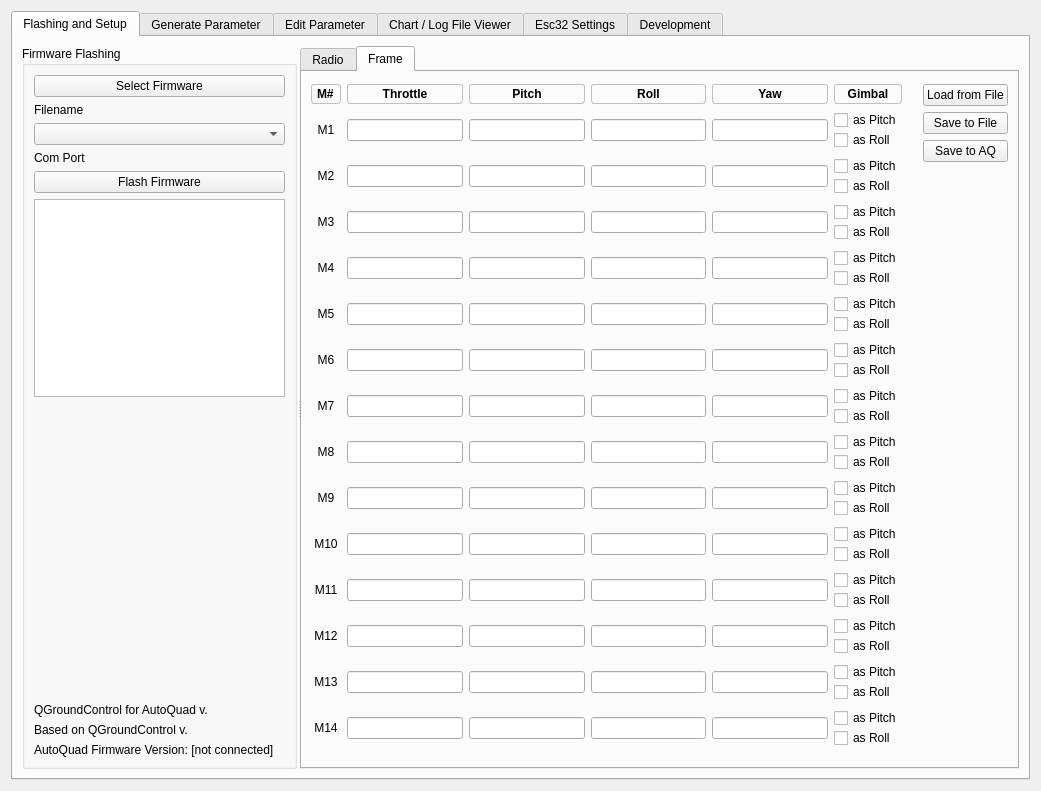
The window that src/ui/qgcautoquad.ui (mpaperno/qgroundcontrol_aq) describes before a commit, drawn with Qt 5.
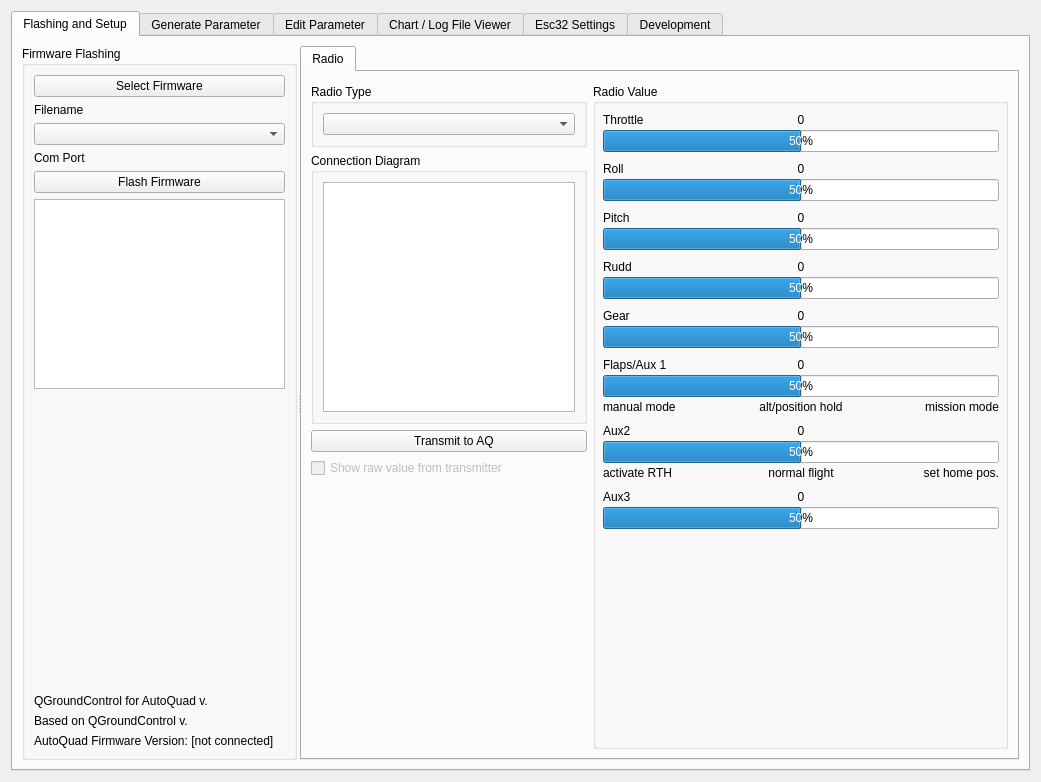
The same window after the commit. The open tabs and pages were chosen to show the change. Icons and pictures are not drawn.

Commit message: Remove old frame editor; Remove PDF from chart image export options (has no function behind it);

Patch:
```diff
--- a/src/ui/qgcautoquad.ui
+++ b/src/ui/qgcautoquad.ui
@@ -732,803 +732,6 @@
             </item>
            </layout>
           </widget>
-          <widget class="QWidget" name="tab_2">
-           <attribute name="title">
-            <string>Frame</string>
-           </attribute>
-           <layout class="QGridLayout" name="gridLayout_18">
-            <property name="topMargin">
-             <number>12</number>
-            </property>
-            <item row="0" column="0">
-             <layout class="QGridLayout" name="gridLayout_14">
-              <item row="0" column="0">
-               <widget class="QLabel" name="label_9">
-                <property name="sizePolicy">
-                 <sizepolicy hsizetype="Maximum" vsizetype="Preferred">
-                  <horstretch>0</horstretch>
-                  <verstretch>0</verstretch>
-                 </sizepolicy>
-                </property>
-                <property name="font">
-                 <font>
-                  <weight>75</weight>
-                  <bold>true</bold>
-                 </font>
-                </property>
-                <property name="styleSheet">
-                 <string notr="true">padding: 2px 2px; border: 1px solid silver; border-radius: 3px;</string>
-                </property>
-                <property name="text">
-                 <string>M#</string>
-                </property>
-               </widget>
-              </item>
-              <item row="0" column="1">
-               <widget class="QLabel" name="label_121">
-                <property name="font">
-                 <font>
-                  <weight>75</weight>
-                  <bold>true</bold>
-                 </font>
-                </property>
-                <property name="styleSheet">
-                 <string notr="true">padding: 2px 5px; border: 1px solid silver; border-radius: 3px;</string>
-                </property>
-                <property name="text">
-                 <string>Throttle</string>
-                </property>
-                <property name="alignment">
-                 <set>Qt::AlignCenter</set>
-                </property>
-               </widget>
-              </item>
-              <item row="0" column="2">
-               <widget class="QLabel" name="label_202">
-                <property name="font">
-                 <font>
-                  <weight>75</weight>
-                  <bold>true</bold>
-                 </font>
-                </property>
-                <property name="styleSheet">
-                 <string notr="true">padding: 2px 5px; border: 1px solid silver; border-radius: 3px;</string>
-                </property>
-                <property name="text">
-                 <string>Pitch</string>
-                </property>
-                <property name="alignment">
-                 <set>Qt::AlignCenter</set>
-                </property>
-               </widget>
-              </item>
-              <item row="0" column="3">
-               <widget class="QLabel" name="label_206">
-                <property name="font">
-                 <font>
-                  <weight>75</weight>
-                  <bold>true</bold>
-                 </font>
-                </property>
-                <property name="styleSheet">
-                 <string notr="true">padding: 2px 5px; border: 1px solid silver; border-radius: 3px;</string>
-                </property>
-                <property name="text">
-                 <string>Roll</string>
-                </property>
-                <property name="alignment">
-                 <set>Qt::AlignCenter</set>
-                </property>
-               </widget>
-              </item>
-              <item row="0" column="4">
-               <widget class="QLabel" name="label_223">
-                <property name="font">
-                 <font>
-                  <weight>75</weight>
-                  <bold>true</bold>
-                 </font>
-                </property>
-                <property name="styleSheet">
-                 <string notr="true">padding: 2px 5px; border: 1px solid silver; border-radius: 3px;</string>
-                </property>
-                <property name="text">
-                 <string>Yaw</string>
-                </property>
-                <property name="alignment">
-                 <set>Qt::AlignCenter</set>
-                </property>
-               </widget>
-              </item>
-              <item row="0" column="5">
-               <widget class="QLabel" name="label_227">
-                <property name="sizePolicy">
-                 <sizepolicy hsizetype="Preferred" vsizetype="Preferred">
-                  <horstretch>0</horstretch>
-                  <verstretch>0</verstretch>
-                 </sizepolicy>
-                </property>
-                <property name="font">
-                 <font>
-                  <weight>75</weight>
-                  <bold>true</bold>
-                 </font>
-                </property>
-                <property name="styleSheet">
-                 <string notr="true">padding: 2px 5px; border: 1px solid silver; border-radius: 3px;</string>
-                </property>
-                <property name="text">
-                 <string>Gimbal</string>
-                </property>
-                <property name="alignment">
-                 <set>Qt::AlignCenter</set>
-                </property>
-               </widget>
-              </item>
-              <item row="0" column="6" rowspan="16">
-               <layout class="QVBoxLayout" name="verticalLayout_10">
-                <property name="leftMargin">
-                 <number>15</number>
-                </property>
-                <item>
-                 <layout class="QVBoxLayout" name="verticalLayout_2">
-                  <item>
-                   <widget class="QPushButton" name="pushButton_Load_frame_from_file">
-                    <property name="text">
-                     <string>Load from File</string>
-                    </property>
-                   </widget>
-                  </item>
-                  <item>
-                   <widget class="QPushButton" name="pushButton_Save_farem_to_file">
-                    <property name="text">
-                     <string>Save to File</string>
-                    </property>
-                   </widget>
-                  </item>
-                  <item>
-                   <widget class="QPushButton" name="pushButton_save_to_aq_frame">
-                    <property name="text">
-                     <string>Save to AQ</string>
-                    </property>
-                   </widget>
-                  </item>
-                 </layout>
-                </item>
-                <item>
-                 <spacer name="verticalSpacer_11">
-                  <property name="orientation">
-                   <enum>Qt::Vertical</enum>
-                  </property>
-                  <property name="sizeHint" stdset="0">
-                   <size>
-                    <width>17</width>
-                    <height>623</height>
-                   </size>
-                  </property>
-                 </spacer>
-                </item>
-               </layout>
-              </item>
-              <item row="1" column="0">
-               <widget class="QLabel" name="label_4">
-                <property name="text">
-                 <string>M1</string>
-                </property>
-                <property name="alignment">
-                 <set>Qt::AlignCenter</set>
-                </property>
-               </widget>
-              </item>
-              <item row="1" column="1">
-               <widget class="QLineEdit" name="MOT_PWRD_01_T"/>
-              </item>
-              <item row="1" column="2">
-               <widget class="QLineEdit" name="MOT_PWRD_01_P"/>
-              </item>
-              <item row="1" column="3">
-               <widget class="QLineEdit" name="MOT_PWRD_01_R"/>
-              </item>
-              <item row="1" column="4">
-               <widget class="QLineEdit" name="MOT_PWRD_01_Y"/>
-              </item>
-              <item row="1" column="5">
-               <layout class="QVBoxLayout" name="verticalLayout_187">
-                <property name="spacing">
-                 <number>0</number>
-                </property>
-                <item>
-                 <widget class="QCheckBox" name="checkBox_isPitchM1">
-                  <property name="text">
-                   <string>as Pitch</string>
-                  </property>
-                 </widget>
-                </item>
-                <item>
-                 <widget class="QCheckBox" name="checkBox_isRollM1">
-                  <property name="text">
-                   <string>as Roll</string>
-                  </property>
-                 </widget>
-                </item>
-               </layout>
-              </item>
-              <item row="2" column="0">
-               <widget class="QLabel" name="label_5">
-                <property name="text">
-                 <string>M2</string>
-                </property>
-                <property name="alignment">
-                 <set>Qt::AlignCenter</set>
-                </property>
-               </widget>
-              </item>
-              <item row="2" column="1">
-               <widget class="QLineEdit" name="MOT_PWRD_02_T"/>
-              </item>
-              <item row="2" column="2">
-               <widget class="QLineEdit" name="MOT_PWRD_02_P"/>
-              </item>
-              <item row="2" column="3">
-               <widget class="QLineEdit" name="MOT_PWRD_02_R"/>
-              </item>
-              <item row="2" column="4">
-               <widget class="QLineEdit" name="MOT_PWRD_02_Y"/>
-              </item>
-              <item row="2" column="5">
-               <layout class="QVBoxLayout" name="verticalLayout_11">
-                <property name="spacing">
-                 <number>0</number>
-                </property>
-                <item>
-                 <widget class="QCheckBox" name="checkBox_isPitchM2">
-                  <property name="text">
-                   <string>as Pitch</string>
-                  </property>
-                 </widget>
-                </item>
-                <item>
-                 <widget class="QCheckBox" name="checkBox_isRollM2">
-                  <property name="text">
-                   <string>as Roll</string>
-                  </property>
-                 </widget>
-                </item>
-               </layout>
-              </item>
-              <item row="3" column="0">
-               <widget class="QLabel" name="label_6">
-                <property name="text">
-                 <string>M3</string>
-                </property>
-                <property name="alignment">
-                 <set>Qt::AlignCenter</set>
-                </property>
-               </widget>
-              </item>
-              <item row="3" column="1">
-               <widget class="QLineEdit" name="MOT_PWRD_03_T"/>
-              </item>
-              <item row="3" column="2">
-               <widget class="QLineEdit" name="MOT_PWRD_03_P"/>
-              </item>
-              <item row="3" column="3">
-               <widget class="QLineEdit" name="MOT_PWRD_03_R"/>
-              </item>
-              <item row="3" column="4">
-               <widget class="QLineEdit" name="MOT_PWRD_03_Y"/>
-              </item>
-              <item row="3" column="5">
-               <layout class="QVBoxLayout" name="verticalLayout_188">
-                <property name="spacing">
-                 <number>0</number>
-                </property>
-                <item>
-                 <widget class="QCheckBox" name="checkBox_isPitchM3">
-                  <property name="text">
-                   <string>as Pitch</string>
-                  </property>
-                 </widget>
-                </item>
-                <item>
-                 <widget class="QCheckBox" name="checkBox_isRollM3">
-                  <property name="text">
-                   <string>as Roll</string>
-                  </property>
-                 </widget>
-                </item>
-               </layout>
-              </item>
-              <item row="4" column="0">
-               <widget class="QLabel" name="label_8">
-                <property name="text">
-                 <string>M4</string>
-                </property>
-                <property name="alignment">
-                 <set>Qt::AlignCenter</set>
-                </property>
-               </widget>
-              </item>
-              <item row="4" column="1">
-               <widget class="QLineEdit" name="MOT_PWRD_04_T"/>
-              </item>
-              <item row="4" column="2">
-               <widget class="QLineEdit" name="MOT_PWRD_04_P"/>
-              </item>
-              <item row="4" column="3">
-               <widget class="QLineEdit" name="MOT_PWRD_04_R"/>
-              </item>
-              <item row="4" column="4">
-               <widget class="QLineEdit" name="MOT_PWRD_04_Y"/>
-              </item>
-              <item row="4" column="5">
-               <layout class="QVBoxLayout" name="verticalLayout_189">
-                <property name="spacing">
-                 <number>0</number>
-                </property>
-                <item>
-                 <widget class="QCheckBox" name="checkBox_isPitchM4">
-                  <property name="text">
-                   <string>as Pitch</string>
-                  </property>
-                 </widget>
-                </item>
-                <item>
-                 <widget class="QCheckBox" name="checkBox_isRollM4">
-                  <property name="text">
-                   <string>as Roll</string>
-                  </property>
-                 </widget>
-                </item>
-               </layout>
-              </item>
-              <item row="5" column="0">
-               <widget class="QLabel" name="label_10">
-                <property name="text">
-                 <string>M5</string>
-                </property>
-                <property name="alignment">
-                 <set>Qt::AlignCenter</set>
-                </property>
-               </widget>
-              </item>
-              <item row="5" column="1">
-               <widget class="QLineEdit" name="MOT_PWRD_05_T"/>
-              </item>
-              <item row="5" column="2">
-               <widget class="QLineEdit" name="MOT_PWRD_05_P"/>
-              </item>
-              <item row="5" column="3">
-               <widget class="QLineEdit" name="MOT_PWRD_05_R"/>
-              </item>
-              <item row="5" column="4">
-               <widget class="QLineEdit" name="MOT_PWRD_05_Y"/>
-              </item>
-              <item row="5" column="5">
-               <layout class="QVBoxLayout" name="verticalLayout_190">
-                <property name="spacing">
-                 <number>0</number>
-                </property>
-                <item>
-                 <widget class="QCheckBox" name="checkBox_isPitchM5">
-                  <property name="text">
-                   <string>as Pitch</string>
-                  </property>
-                 </widget>
-                </item>
-                <item>
-                 <widget class="QCheckBox" name="checkBox_isRollM5">
-                  <property name="text">
-                   <string>as Roll</string>
-                  </property>
-                 </widget>
-                </item>
-               </layout>
-              </item>
-              <item row="6" column="0">
-               <widget class="QLabel" name="label_11">
-                <property name="text">
-                 <string>M6</string>
-                </property>
-                <property name="alignment">
-                 <set>Qt::AlignCenter</set>
-                </property>
-               </widget>
-              </item>
-              <item row="6" column="1">
-               <widget class="QLineEdit" name="MOT_PWRD_06_T"/>
-              </item>
-              <item row="6" column="2">
-               <widget class="QLineEdit" name="MOT_PWRD_06_P"/>
-              </item>
-              <item row="6" column="3">
-               <widget class="QLineEdit" name="MOT_PWRD_06_R"/>
-              </item>
-              <item row="6" column="4">
-               <widget class="QLineEdit" name="MOT_PWRD_06_Y"/>
-              </item>
-              <item row="6" column="5">
-               <layout class="QVBoxLayout" name="verticalLayout_191">
-                <property name="spacing">
-                 <number>0</number>
-                </property>
-                <item>
-                 <widget class="QCheckBox" name="checkBox_isPitchM6">
-                  <property name="text">
-                   <string>as Pitch</string>
-                  </property>
-                 </widget>
-                </item>
-                <item>
-                 <widget class="QCheckBox" name="checkBox_isRollM6">
-                  <property name="text">
-                   <string>as Roll</string>
-                  </property>
-                 </widget>
-                </item>
-               </layout>
-              </item>
-              <item row="7" column="0">
-               <widget class="QLabel" name="label_12">
-                <property name="text">
-                 <string>M7</string>
-                </property>
-                <property name="alignment">
-                 <set>Qt::AlignCenter</set>
-                </property>
-               </widget>
-              </item>
-              <item row="7" column="1">
-               <widget class="QLineEdit" name="MOT_PWRD_07_T"/>
-              </item>
-              <item row="7" column="2">
-               <widget class="QLineEdit" name="MOT_PWRD_07_P"/>
-              </item>
-              <item row="7" column="3">
-               <widget class="QLineEdit" name="MOT_PWRD_07_R"/>
-              </item>
-              <item row="7" column="4">
-               <widget class="QLineEdit" name="MOT_PWRD_07_Y"/>
-              </item>
-              <item row="7" column="5">
-               <layout class="QVBoxLayout" name="verticalLayout_193">
-                <property name="spacing">
-                 <number>0</number>
-                </property>
-                <item>
-                 <widget class="QCheckBox" name="checkBox_isPitchM7">
-                  <property name="text">
-                   <string>as Pitch</string>
-                  </property>
-                 </widget>
-                </item>
-                <item>
-                 <widget class="QCheckBox" name="checkBox_isRollM7">
-                  <property name="text">
-                   <string>as Roll</string>
-                  </property>
-                 </widget>
-                </item>
-               </layout>
-              </item>
-              <item row="8" column="0">
-               <widget class="QLabel" name="label_13">
-                <property name="text">
-                 <string>M8</string>
-                </property>
-                <property name="alignment">
-                 <set>Qt::AlignCenter</set>
-                </property>
-               </widget>
-              </item>
-              <item row="8" column="1">
-               <widget class="QLineEdit" name="MOT_PWRD_08_T"/>
-              </item>
-              <item row="8" column="2">
-               <widget class="QLineEdit" name="MOT_PWRD_08_P"/>
-              </item>
-              <item row="8" column="3">
-               <widget class="QLineEdit" name="MOT_PWRD_08_R"/>
-              </item>
-              <item row="8" column="4">
-               <widget class="QLineEdit" name="MOT_PWRD_08_Y"/>
-              </item>
-              <item row="8" column="5">
-               <layout class="QVBoxLayout" name="verticalLayout_194">
-                <property name="spacing">
-                 <number>0</number>
-                </property>
-                <item>
-                 <widget class="QCheckBox" name="checkBox_isPitchM8">
-                  <property name="text">
-                   <string>as Pitch</string>
-                  </property>
-                 </widget>
-                </item>
-                <item>
-                 <widget class="QCheckBox" name="checkBox_isRollM8">
-                  <property name="text">
-                   <string>as Roll</string>
-                  </property>
-                 </widget>
-                </item>
-               </layout>
-              </item>
-              <item row="9" column="0">
-               <widget class="QLabel" name="label_14">
-                <property name="text">
-                 <string>M9</string>
-                </property>
-                <property name="alignment">
-                 <set>Qt::AlignCenter</set>
-                </property>
-               </widget>
-              </item>
-              <item row="9" column="1">
-               <widget class="QLineEdit" name="MOT_PWRD_09_T"/>
-              </item>
-              <item row="9" column="2">
-               <widget class="QLineEdit" name="MOT_PWRD_09_P"/>
-              </item>
-              <item row="9" column="3">
-               <widget class="QLineEdit" name="MOT_PWRD_09_R"/>
-              </item>
-              <item row="9" column="4">
-               <widget class="QLineEdit" name="MOT_PWRD_09_Y"/>
-              </item>
-              <item row="9" column="5">
-               <layout class="QVBoxLayout" name="verticalLayout_195">
-                <property name="spacing">
-                 <number>0</number>
-                </property>
-                <item>
-                 <widget class="QCheckBox" name="checkBox_isPitchM9">
-                  <property name="text">
-                   <string>as Pitch</string>
-                  </property>
-                 </widget>
-                </item>
-                <item>
-                 <widget class="QCheckBox" name="checkBox_isRollM9">
-                  <property name="text">
-                   <string>as Roll</string>
-                  </property>
-                 </widget>
-                </item>
-               </layout>
-              </item>
-              <item row="10" column="0">
-               <widget class="QLabel" name="label_15">
-                <property name="text">
-                 <string>M10</string>
-                </property>
-                <property name="alignment">
-                 <set>Qt::AlignCenter</set>
-                </property>
-               </widget>
-              </item>
-              <item row="10" column="1">
-               <widget class="QLineEdit" name="MOT_PWRD_10_T"/>
-              </item>
-              <item row="10" column="2">
-               <widget class="QLineEdit" name="MOT_PWRD_10_P"/>
-              </item>
-              <item row="10" column="3">
-               <widget class="QLineEdit" name="MOT_PWRD_10_R"/>
-              </item>
-              <item row="10" column="4">
-               <widget class="QLineEdit" name="MOT_PWRD_10_Y"/>
-              </item>
-              <item row="10" column="5">
-               <layout class="QVBoxLayout" name="verticalLayout_196">
-                <property name="spacing">
-                 <number>0</number>
-                </property>
-                <item>
-                 <widget class="QCheckBox" name="checkBox_isPitchM10">
-                  <property name="text">
-                   <string>as Pitch</string>
-                  </property>
-                 </widget>
-                </item>
-                <item>
-                 <widget class="QCheckBox" name="checkBox_isRollM10">
-                  <property name="text">
-                   <string>as Roll</string>
-                  </property>
-                 </widget>
-                </item>
-               </layout>
-              </item>
-              <item row="11" column="0">
-               <widget class="QLabel" name="label_16">
-                <property name="text">
-                 <string>M11</string>
-                </property>
-                <property name="alignment">
-                 <set>Qt::AlignCenter</set>
-                </property>
-               </widget>
-              </item>
-              <item row="11" column="1">
-               <widget class="QLineEdit" name="MOT_PWRD_11_T"/>
-              </item>
-              <item row="11" column="2">
-               <widget class="QLineEdit" name="MOT_PWRD_11_P"/>
-              </item>
-              <item row="11" column="3">
-               <widget class="QLineEdit" name="MOT_PWRD_11_R"/>
-              </item>
-              <item row="11" column="4">
-               <widget class="QLineEdit" name="MOT_PWRD_11_Y"/>
-              </item>
-              <item row="11" column="5">
-               <layout class="QVBoxLayout" name="verticalLayout_197">
-                <property name="spacing">
-                 <number>0</number>
-                </property>
-                <item>
-                 <widget class="QCheckBox" name="checkBox_isPitchM11">
-                  <property name="text">
-                   <string>as Pitch</string>
-                  </property>
-                 </widget>
-                </item>
-                <item>
-                 <widget class="QCheckBox" name="checkBox_isRollM11">
-                  <property name="text">
-                   <string>as Roll</string>
-                  </property>
-                 </widget>
-                </item>
-               </layout>
-              </item>
-              <item row="12" column="0">
-               <widget class="QLabel" name="label_17">
-                <property name="text">
-                 <string>M12</string>
-                </property>
-                <property name="alignment">
-                 <set>Qt::AlignCenter</set>
-                </property>
-               </widget>
-              </item>
-              <item row="12" column="1">
-               <widget class="QLineEdit" name="MOT_PWRD_12_T"/>
-              </item>
-              <item row="12" column="2">
-               <widget class="QLineEdit" name="MOT_PWRD_12_P"/>
-              </item>
-              <item row="12" column="3">
-               <widget class="QLineEdit" name="MOT_PWRD_12_R"/>
-              </item>
-              <item row="12" column="4">
-               <widget class="QLineEdit" name="MOT_PWRD_12_Y"/>
-              </item>
-              <item row="12" column="5">
-               <layout class="QVBoxLayout" name="verticalLayout_198">
-                <property name="spacing">
-                 <number>0</number>
-                </property>
-                <item>
-                 <widget class="QCheckBox" name="checkBox_isPitchM12">
-                  <property name="text">
-                   <string>as Pitch</string>
-                  </property>
-                 </widget>
-                </item>
-                <item>
-                 <widget class="QCheckBox" name="checkBox_isRollM12">
-                  <property name="text">
-                   <string>as Roll</string>
-                  </property>
-                 </widget>
-                </item>
-               </layout>
-              </item>
-              <item row="13" column="0">
-               <widget class="QLabel" name="label_18">
-                <property name="text">
-                 <string>M13</string>
-                </property>
-                <property name="alignment">
-                 <set>Qt::AlignCenter</set>
-                </property>
-               </widget>
-              </item>
-              <item row="13" column="1">
-               <widget class="QLineEdit" name="MOT_PWRD_13_T"/>
-              </item>
-              <item row="13" column="2">
-               <widget class="QLineEdit" name="MOT_PWRD_13_P"/>
-              </item>
-              <item row="13" column="3">
-               <widget class="QLineEdit" name="MOT_PWRD_13_R"/>
-              </item>
-              <item row="13" column="4">
-               <widget class="QLineEdit" name="MOT_PWRD_13_Y"/>
-              </item>
-              <item row="13" column="5">
-               <layout class="QVBoxLayout" name="verticalLayout_200">
-                <property name="spacing">
-                 <number>0</number>
-                </property>
-                <item>
-                 <widget class="QCheckBox" name="checkBox_isPitchM13">
-                  <property name="text">
-                   <string>as Pitch</string>
-                  </property>
-                 </widget>
-                </item>
-                <item>
-                 <widget class="QCheckBox" name="checkBox_isRollM13">
-                  <property name="text">
-                   <string>as Roll</string>
-                  </property>
-                 </widget>
-                </item>
-               </layout>
-              </item>
-              <item row="14" column="0">
-               <widget class="QLabel" name="label_19">
-                <property name="text">
-                 <string>M14</string>
-                </property>
-                <property name="alignment">
-                 <set>Qt::AlignCenter</set>
-                </property>
-               </widget>
-              </item>
-              <item row="14" column="1">
-               <widget class="QLineEdit" name="MOT_PWRD_14_T"/>
-              </item>
-              <item row="14" column="2">
-               <widget class="QLineEdit" name="MOT_PWRD_14_P"/>
-              </item>
-              <item row="14" column="3">
-               <widget class="QLineEdit" name="MOT_PWRD_14_R"/>
-              </item>
-              <item row="14" column="4">
-               <widget class="QLineEdit" name="MOT_PWRD_14_Y"/>
-              </item>
-              <item row="14" column="5">
-               <layout class="QVBoxLayout" name="verticalLayout_199">
-                <property name="spacing">
-                 <number>0</number>
-                </property>
-                <item>
-                 <widget class="QCheckBox" name="checkBox_isPitchM14">
-                  <property name="text">
-                   <string>as Pitch</string>
-                  </property>
-                 </widget>
-                </item>
-                <item>
-                 <widget class="QCheckBox" name="checkBox_isRollM14">
-                  <property name="text">
-                   <string>as Roll</string>
-                  </property>
-                 </widget>
-                </item>
-               </layout>
-              </item>
-              <item row="15" column="0">
-               <spacer name="verticalSpacer_5">
-                <property name="orientation">
-                 <enum>Qt::Vertical</enum>
-                </property>
-                <property name="sizeHint" stdset="0">
-                 <size>
-                  <width>20</width>
-                  <height>40</height>
-                 </size>
-                </property>
-               </spacer>
-              </item>
-             </layout>
-            </item>
-           </layout>
-          </widget>
          </widget>
         </widget>
        </item>
```
Left out of the diff: 3 changed lines with no effect on the pictures. The commit also changes 2 other files.
